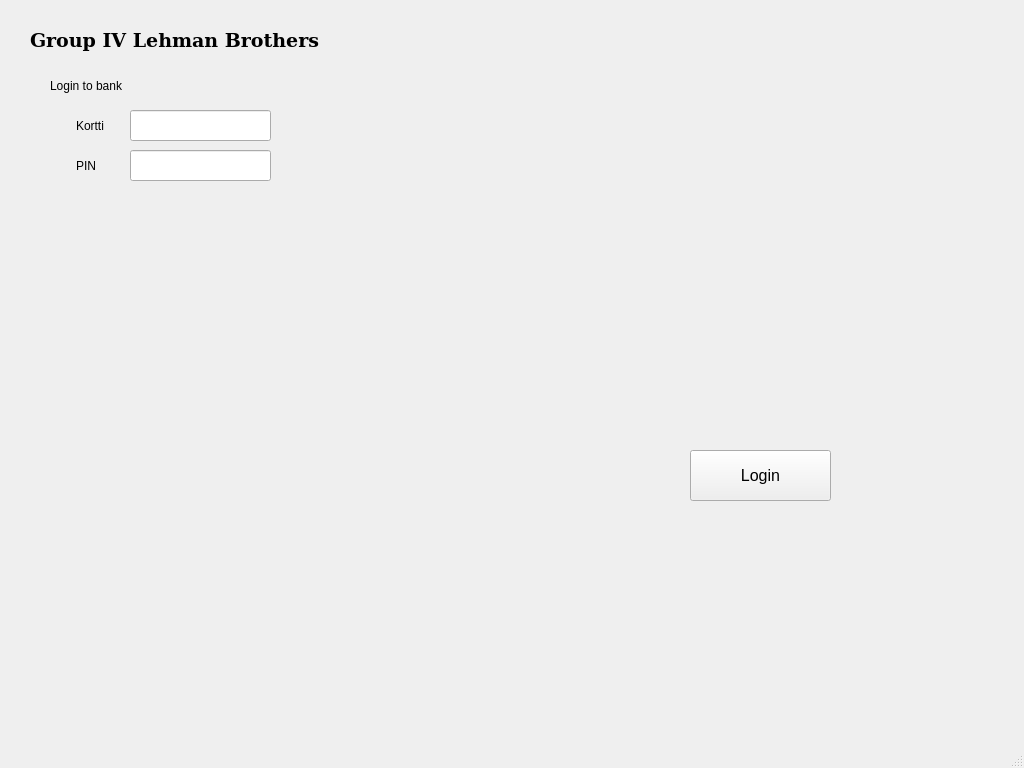
First picture: the form in bankautomat/mainwindow.ui, repository tvt21kmo-bank-project/group_4, before the edit.
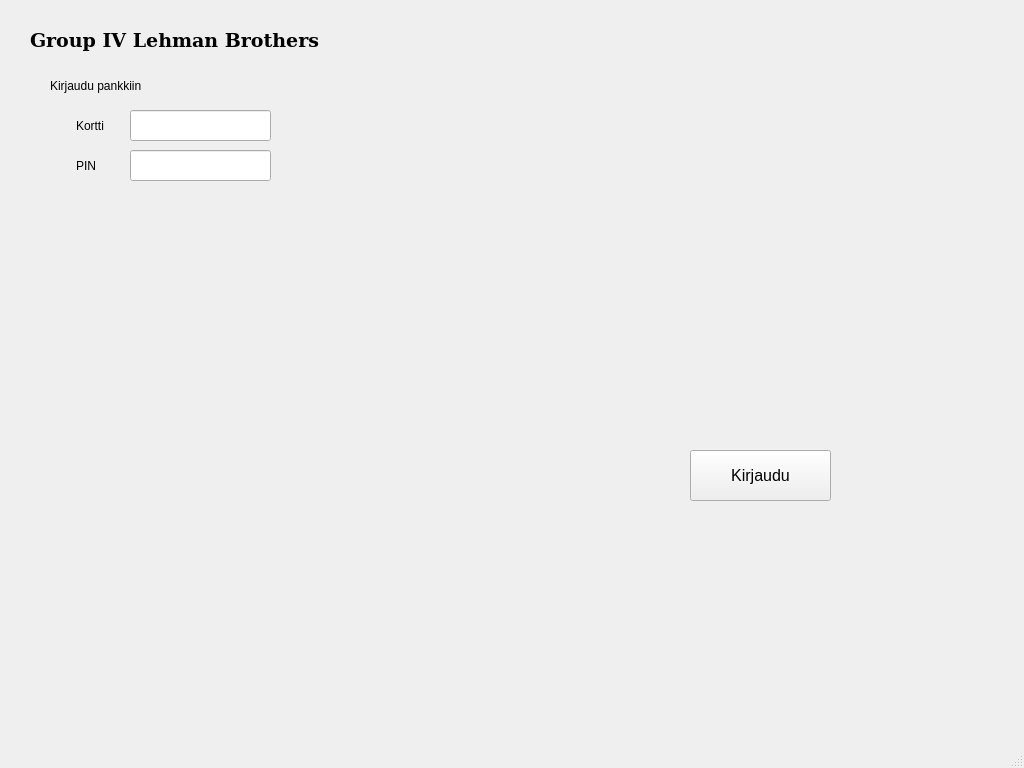
Second picture: the form after the edit.

What changed in the file:
```diff
--- a/bankautomat/mainwindow.ui
+++ b/bankautomat/mainwindow.ui
@@ -14,7 +14,7 @@
    <string>MainWindow</string>
   </property>
   <property name="styleSheet">
-   <string notr="true"/>
+   <string notr="true">labelMainTitle {text-align: center}</string>
   </property>
   <widget class="QWidget" name="centralwidget">
    <widget class="QLineEdit" name="lineEditUsername">
@@ -65,7 +65,7 @@
      </font>
     </property>
     <property name="text">
-     <string>Login</string>
+     <string>Kirjaudu</string>
     </property>
    </widget>
    <widget class="QLabel" name="labelMainTitle">
@@ -128,7 +128,7 @@
      </rect>
     </property>
     <property name="text">
-     <string>Login to bank</string>
+     <string>Kirjaudu pankkiin</string>
     </property>
    </widget>
    <widget class="QLabel" name="labelLoginDebug">
@@ -136,7 +136,7 @@
      <rect>
       <x>50</x>
       <y>200</y>
-      <width>261</width>
+      <width>371</width>
       <height>31</height>
      </rect>
     </property>
```
